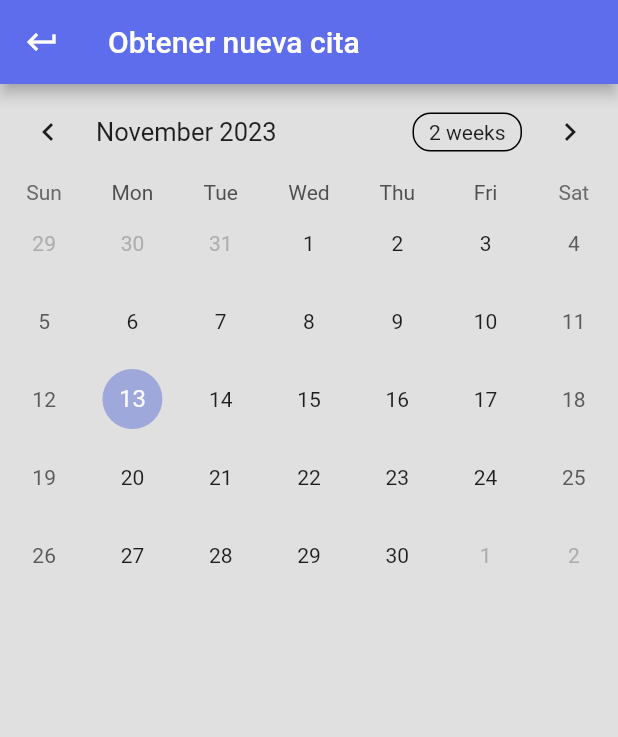
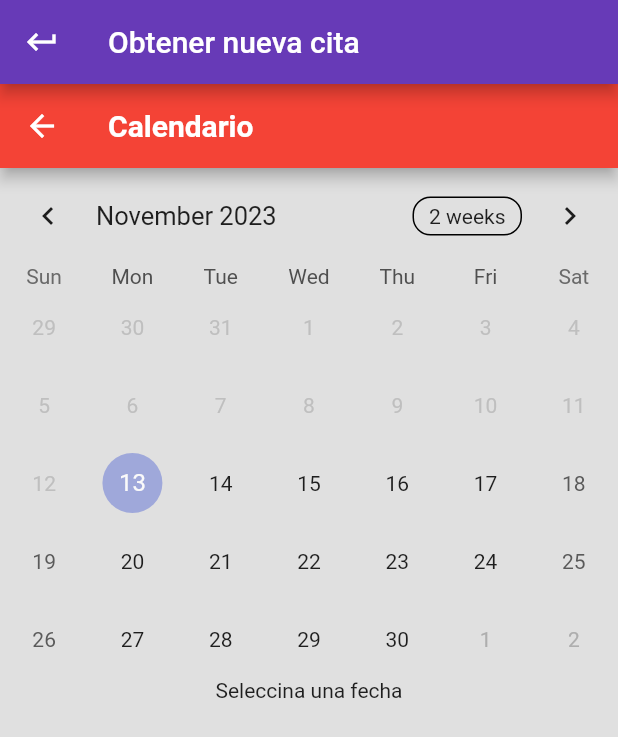
Before and after one commit to AndriuuU/ProyectConsultaAPI, a Flutter app: the ObtenerCita screen opened by its route, on a phone screen of 412 x 824 dp. Shown: the top 737 px of the screen. Run offline on Flutter 3.47's test engine with Material 2 defaults, Android fonts, the light colour scheme and no system bars; drawn by our look-alikes of table_calendar; our stand-ins replace flutter_secure_storage; accounts and stored records are empty; network calls fail.

Commit message:
Gran update

```diff
--- a/consulta_dermatologica/lib/screens/Calendario_cita_screen.dart
+++ b/consulta_dermatologica/lib/screens/Calendario_cita_screen.dart
@@ -117,10 +117,11 @@ final List<String> fechasCitas = [];
       appBar: AppBar(
             leading: IconButton(
             icon: Icon(Icons.keyboard_return),
-            onPressed: () => Navigator.pushReplacementNamed(context, 'vercita')
+            onPressed: () =>Navigator.pushReplacement(context, MaterialPageRoute(builder: (context) => PaginaPrincipal()))
+
           ),
             title: Text("Calendario mis citas"),
-            backgroundColor: Color.fromARGB(255, 93, 109, 236)
+            backgroundColor: Colors.deepPurple
           ),
       body: Column(
         children: [
--- a/consulta_dermatologica/lib/screens/Obtener_cita_screen.dart
+++ b/consulta_dermatologica/lib/screens/Obtener_cita_screen.dart
@@ -1,71 +1,140 @@
-// Copyright 2019 Aleksander Woźniak
-// SPDX-License-Identifier: Apache-2.0
-
 import 'package:flutter/material.dart';
 import 'package:table_calendar/table_calendar.dart';
-
-import 'package:consulta_dermatologica/src/utils.dart';
+import 'package:provider/provider.dart';
+import 'package:consulta_dermatologica/services/services.dart';
+import 'package:consulta_dermatologica/models/models.dart';
 
 class ObtenerCita extends StatefulWidget {
   @override
-  _TableBasicsExampleState createState() => _TableBasicsExampleState();
+  _ObtenerCitaState createState() => _ObtenerCitaState();
 }
 
-class _TableBasicsExampleState extends State<ObtenerCita> {
+class _ObtenerCitaState extends State<ObtenerCita> {
   CalendarFormat _calendarFormat = CalendarFormat.month;
   DateTime _focusedDay = DateTime.now();
   DateTime? _selectedDay;
+  String? _selectedHora;
+  ServicioModel? _selectedService;
+
+  final List<String> horasDisponibles = [
+    '09:00 AM',
+    '09:45 AM',
+    '10:30 AM',
+    '11:15 AM',
+    '12:00 PM',
+    '12:45 PM',
+    '13:30 PM'
+  ];
+
 
   @override
   Widget build(BuildContext context) {
+    final servicioService = Provider.of<ServicioService>(context);
+    final allServices = servicioService.listaServicios;
+
     return Scaffold(
       appBar: AppBar(
         leading: IconButton(
           icon: Icon(Icons.keyboard_return),
-            onPressed: () => Navigator.pushReplacementNamed(context, 'vercita')
+          onPressed: () =>Navigator.pushReplacement(context, MaterialPageRoute(builder: (context) => PaginaPrincipal()))
+
         ),
         title: Text("Obtener nueva cita"),
-            backgroundColor: Color.fromARGB(255, 93, 109, 236)
+        backgroundColor: Colors.deepPurple,
       ),
-      body: TableCalendar(
-        firstDay: kFirstDay,
-        lastDay: kLastDay,
+      body: Column(
+        children: [
+        //   AppBar(
+        //     title: Text("Calendario"),
+        // backgroundColor: Colors.red,
+        // ),
+        AppBar(
+
+            backgroundColor: Colors.red,
+            title: Text(
+              'Calendario',
+              style: TextStyle(
+                color: Colors.white,
+                fontSize: 20.0,
+                fontWeight: FontWeight.bold,
+              ),
+            ),
+          ),
+          TableCalendar(
+            firstDay: DateTime.now(),
+            lastDay: DateTime.utc(2024, 12, 31),
             focusedDay: _focusedDay,
+            rangeStartDay: DateTime.now(),
+            selectedDayPredicate: (day) => isSameDay(_selectedDay, day),
             calendarFormat: _calendarFormat,
-        selectedDayPredicate: (day) {
-          // Use `selectedDayPredicate` to determine which day is currently selected.
-          // If this returns true, then `day` will be marked as selected.
-
-          // Using `isSameDay` is recommended to disregard
-          // the time-part of compared DateTime objects.
-          return isSameDay(_selectedDay, day);
-        },
-
             onDaySelected: (selectedDay, focusedDay) {
-          if (!isSameDay(_selectedDay, selectedDay)) {
-            // Call `setState()` when updating the selected day
               setState(() {
                 _selectedDay = selectedDay;
-              _focusedDay = focusedDay;
+                _selectedHora = null;
+                _selectedService = null;
               });
-          }
-        },
-        onFormatChanged: (format) {
-          if (_calendarFormat != format) {
-            // Call `setState()` when updating calendar format
-            setState(() {
-              _calendarFormat = format;
-            });
-          }
+
             },
             onPageChanged: (focusedDay) {
-          // No need to call `setState()` here
               _focusedDay = focusedDay;
             },
+          ),
+          if (_selectedDay != null)
+            DropdownButton<ServicioModel>(
+              value: _selectedService,
+              items: allServices.map((servicio) {
+                return DropdownMenuItem<ServicioModel>(
+                  value: servicio,
+                  child: Text(servicio.nombre), // Asegúrate de tener un campo 'nombre' en tu modelo de servicio
+                );
+              }).toList(),
+              onChanged: (selectedService) {
+                setState(() {
+                  _selectedService = selectedService;
+                });
+              },
+              hint: Text('Seleccione un servicio'),
+            ),
+           if (_selectedDay != null)
+            DropdownButton<String>(
+              value: _selectedHora,
+              items: horasDisponibles.map((hora) {
+                return DropdownMenuItem<String>(
+                  value: hora,
+                  child: Text(hora),
+                );
+              }).toList(),
+              onChanged: (selectedHora) {
+                setState(() {
+                  _selectedHora = selectedHora;
+                });
+              },
+              hint: Text('Seleccione una hora'),
+            ),
+          if (_selectedDay != null && _selectedHora != null && _selectedService != null)
+          ElevatedButton(
 
+            onPressed: () {
+
+                print(_selectedDay);
+                print(_selectedHora);
+                print(_selectedService);
+                // Aquí puedes manejar la lógica para reservar la cita
+                // Utiliza _selectedDay, _selectedHora y _selectedService para guardar la cita en tu base de datos o donde sea necesario.
+                // Por ejemplo, puedes mostrar un diálogo de confirmación o enviar los datos a un servidor.
+
+            },
+            child: Text('Reservar Cita'),
+          )
+
+          else if(_selectedDay==null)
+          Center(
+              child: Text('Seleccina una fecha')
+          )
+
+
+        ],
       ),
-
     );
   }
-
 }
--- a/consulta_dermatologica/lib/screens/calendario_cita_admin.dart
+++ b/consulta_dermatologica/lib/screens/calendario_cita_admin.dart
@@ -120,7 +120,7 @@ final List<String> fechasCitas = [];
             onPressed: () => SystemNavigator.pop()
           ),
             title: Text("Calendario ADMIN"),
-            backgroundColor: Color.fromARGB(255, 93, 109, 236)
+            backgroundColor: Colors.deepPurple
           ),
       body: Column(
         children: [
--- a/consulta_dermatologica/lib/screens/home_screen.dart
+++ b/consulta_dermatologica/lib/screens/home_screen.dart
@@ -6,7 +6,8 @@ class HomeScreen extends StatelessWidget {
     return Scaffold(
       appBar: AppBar(
         title: Text('Home'),
-        backgroundColor: Color.fromARGB(255, 93, 109, 236)
+        backgroundColor: Color.fromARGB(255, 93, 109, 236),
+        leading: Image.asset('assets/logoapp.png', width: 40, height: 40),
       ),
       body: Center(
         child: Column(
--- /dev/null
+++ b/consulta_dermatologica/lib/screens/routes.dart
@@ -0,0 +1,26 @@
+import 'package:consulta_dermatologica/screens/screens.dart';
+import 'package:flutter/material.dart';
+
+class Routes {
+  static const String login = "login";
+  static const String register = "register";
+  static const String home = "home";
+  static const String calendarioCitas = "calendarioCitas";
+  static const String obtenerCita = "obtenerCita";
+  static const String verCita = "verCita";
+  static const String calendarioAdmin = "calendarioAdmin";
+  // static const String PaginaPrincipal="paginaPrincipal";
+
+  static Map<String, WidgetBuilder> getRoutes(BuildContext context) {
+    return {
+      login: (context) => LoginScreen(),
+      register: (context) => RegisterScreen(),
+      home: (context) => HomeScreen(),
+      // PaginaPrincipal: (context) => PaginaPrincipal(),
+      calendarioCitas: (context) => CalendarioCitasScreen(),
+      obtenerCita: (context) => ObtenerCita(),
+      verCita: (context) => VercitaScreen(),
+      calendarioAdmin: (context) => CalendarioCitasAdminScreen(),
+    };
+  }
+}
--- a/consulta_dermatologica/lib/screens/screens.dart
+++ b/consulta_dermatologica/lib/screens/screens.dart
@@ -1,12 +1,17 @@
+export 'package:consulta_dermatologica/main.dart';
+
+export 'package:consulta_dermatologica/screens/calendario_cita_admin.dart';
+
+export 'package:consulta_dermatologica/screens/Calendario_cita_screen.dart';
+
 export 'package:consulta_dermatologica/screens/Obtener_cita_screen.dart';
 
 export 'package:consulta_dermatologica/services/Citas_service.dart';
 
 export 'package:consulta_dermatologica/screens/ver_cita_screen.dart';
 
-export 'package:consulta_dermatologica/screens/Calendario_cita_screen.dart';
-
 export 'package:consulta_dermatologica/screens/home_screen.dart';
 
 export 'package:consulta_dermatologica/screens/login_screen.dart';
+
 export 'package:consulta_dermatologica/screens/register_screen.dart';
--- a/consulta_dermatologica/lib/services/servicios_service.dart
+++ b/consulta_dermatologica/lib/services/servicios_service.dart
@@ -9,9 +9,9 @@ import 'package:consulta_dermatologica/models/models.dart';
 
 
 class ServicioService extends ChangeNotifier{
-  final String _baseUrl="192.168.1.137:8080";
+  final String _baseUrl="192.168.1.142:8080";
   //final String _firebaseToken='';
-  ServiciosService() {
+  ServicioService() {
     this.getListService();
   }
 
--- a/consulta_dermatologica/pubspec.yaml
+++ b/consulta_dermatologica/pubspec.yaml
@@ -36,6 +36,12 @@ dependencies:
   flutter_secure_storage: ^8.0.0
   js: ^0.6.2
   table_calendar: ^3.0.9
+  flutter_datetime_picker: ^1.5.1
+
+flutter_icons:
+  image_path: 'assets/images/logoapp.png'
+  android: true
+  ios: true
 
 dev_dependencies:
   flutter_test:
```
Also changed, not shown: consulta_dermatologica/lib/main.dart (+66 -30 lines), consulta_dermatologica/lib/models/ServicioModel.dart (+8 -6 lines), consulta_dermatologica/lib/screens/login_screen.dart (+17 -3 lines), consulta_dermatologica/lib/screens/ver_cita_screen.dart (+78 -87 lines), consulta_dermatologica/lib/services/Citas_service.dart (+109 -16 lines), consulta_dermatologica/lib/services/auth_service.dart (+23 -26 lines), consulta_dermatologica/assets/images/logoapp.png (added), consulta_dermatologica/pubspec.lock, 2 other files. Lines whose indentation alone changed are shown as unchanged.
